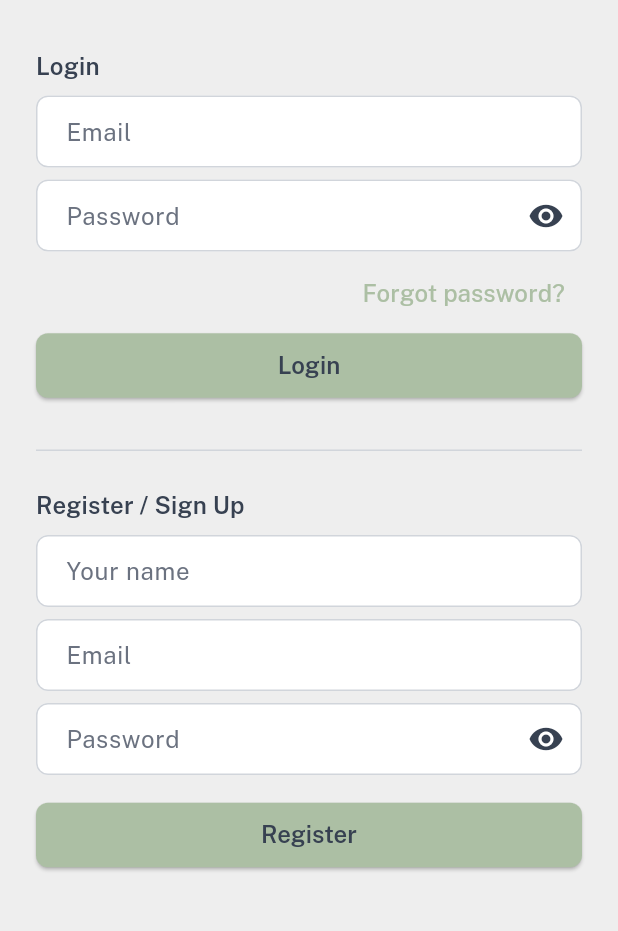
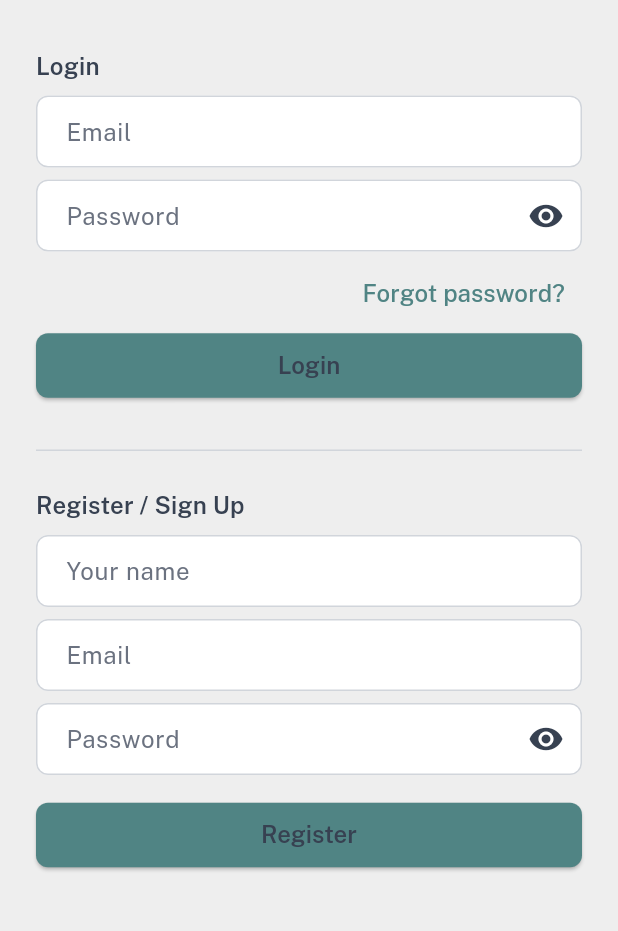
Before and after one commit to Lejinnie/flatorg, a Flutter app: the screen it shows after launch, on a phone screen of 412 x 824 dp, the part 125-1056 px from its top. Run offline on Flutter 3.47's test engine with Material 3 defaults, Android fonts, the phone set to English and light mode, and no system bars; our stand-ins replace cloud_firestore, firebase_auth, firebase_core, firebase_messaging, go_router, google_fonts and 1 more; accounts and stored records are empty.

Commit message:
change colorings.

```diff
--- a/lib/constants/app_theme.dart
+++ b/lib/constants/app_theme.dart
@@ -14,22 +14,28 @@ class AppTheme {
   static const bgLight = Color(0xFFEEEEEE);
 
   /// Page/scaffold background — dark mode.
-  static const bgDark = Color(0xFF262626);
+  static const bgDark = Color(0xFF0a0a0a);
 
   // ── Brand palette ─────────────────────────────────────────────────────────
 
   /// Muted sage green — buttons, navigation highlights, primary actions.
-  static const featureColor = Color(0xFFACBFA4);
 
-  /// Light sage — card surfaces, input backgrounds, secondary highlights.
-  static const accentColor = Color(0xFFE2E8CE);
+  static const darkerFeatureColor = Color(0xFF0C1B33);
+
+  static const featureColor = Color(0xFF508484);
+
+  /// featureColor +10% saturation and +10% lightness — used for selected card backgrounds in dark mode.
+  static const selectionColor = Color(0xFF59AEAE);
+
+  /// highlight color for highlighting stuff.
+  static const highlightColor = Color(0xFFFFCB77);
 
   // ── Task-state colours (ONLY for the 4 px top bar on task cards) ──────────
 
   static const stateCompleted = Color(0xFF10B981); // green
-  static const statePending   = Color(0xFFF59E0B); // amber
-  static const stateNotDone   = Color(0xFFEF4444); // red
-  static const stateVacant    = Color(0xFF3B82F6); // blue
+  static const statePending = Color(0xFFF59E0B); // amber
+  static const stateNotDone = Color(0xFFEF4444); // red
+  static const stateVacant = Color(0xFF3B82F6); // blue
 
   // ── Destructive colour (remove member, irreversible confirm dialogs) ───────
 
@@ -48,9 +54,9 @@ class AppTheme {
 
   // ── Font sizes (3 centralised values) ────────────────────────────────────
 
-  static const fontSmall  = 12.0;
+  static const fontSmall = 12.0;
   static const fontMedium = 16.0;
-  static const fontLarge  = 24.0;
+  static const fontLarge = 24.0;
 
   // ── Spacing ───────────────────────────────────────────────────────────────
 
@@ -75,15 +81,42 @@ class AppTheme {
   static TextTheme _buildTextTheme(Color bodyColor, Color displayColor) =>
       GoogleFonts.publicSansTextTheme(
         TextTheme(
-          displayLarge:  TextStyle(fontSize: fontLarge,  fontWeight: FontWeight.w700, color: displayColor),
-          titleLarge:    TextStyle(fontSize: fontLarge,  fontWeight: FontWeight.w600, color: displayColor),
-          titleMedium:   TextStyle(fontSize: fontMedium, fontWeight: FontWeight.w600, color: displayColor),
-          bodyLarge:     TextStyle(fontSize: fontMedium, fontWeight: FontWeight.w400, color: bodyColor),
-          bodyMedium:    TextStyle(fontSize: fontMedium, fontWeight: FontWeight.w400, color: bodyColor),
-          bodySmall:     TextStyle(fontSize: fontSmall,  fontWeight: FontWeight.w400, color: bodyColor),
-          labelSmall:    TextStyle(fontSize: fontSmall,  fontWeight: FontWeight.w500, color: bodyColor),
-          labelMedium:   TextStyle(fontSize: fontSmall,  fontWeight: FontWeight.w500, color: bodyColor),
-          labelLarge:    TextStyle(fontSize: fontMedium, fontWeight: FontWeight.w500, color: bodyColor),
+          displayLarge: TextStyle(
+              fontSize: fontLarge,
+              fontWeight: FontWeight.w700,
+              color: displayColor),
+          titleLarge: TextStyle(
+              fontSize: fontLarge,
+              fontWeight: FontWeight.w600,
+              color: displayColor),
+          titleMedium: TextStyle(
+              fontSize: fontMedium,
+              fontWeight: FontWeight.w600,
+              color: displayColor),
+          bodyLarge: TextStyle(
+              fontSize: fontMedium,
+              fontWeight: FontWeight.w400,
+              color: bodyColor),
+          bodyMedium: TextStyle(
+              fontSize: fontMedium,
+              fontWeight: FontWeight.w400,
+              color: bodyColor),
+          bodySmall: TextStyle(
+              fontSize: fontSmall,
+              fontWeight: FontWeight.w400,
+              color: bodyColor),
+          labelSmall: TextStyle(
+              fontSize: fontSmall,
+              fontWeight: FontWeight.w500,
+              color: bodyColor),
+          labelMedium: TextStyle(
+              fontSize: fontSmall,
+              fontWeight: FontWeight.w500,
+              color: bodyColor),
+          labelLarge: TextStyle(
+              fontSize: fontMedium,
+              fontWeight: FontWeight.w500,
+              color: bodyColor),
         ),
       );
 
@@ -97,7 +130,7 @@ class AppTheme {
       scaffoldBackgroundColor: bgLight,
       colorScheme: const ColorScheme.light(
         primary: featureColor,
-        secondary: accentColor,
+        secondary: highlightColor,
         surface: bgLight,
         onPrimary: Color(0xFF374151),
         onSecondary: Color(0xFF374151),
@@ -143,7 +176,8 @@ class AppTheme {
         style: ElevatedButton.styleFrom(
           backgroundColor: featureColor,
           foregroundColor: grayDark,
-          textStyle: textTheme.labelLarge?.copyWith(fontWeight: FontWeight.w600),
+          textStyle:
+              textTheme.labelLarge?.copyWith(fontWeight: FontWeight.w600),
           shape: RoundedRectangleBorder(
             borderRadius: BorderRadius.circular(radiusSm),
           ),
@@ -157,7 +191,8 @@ class AppTheme {
         style: OutlinedButton.styleFrom(
           foregroundColor: grayDark,
           side: const BorderSide(color: grayLight),
-          textStyle: textTheme.labelLarge?.copyWith(fontWeight: FontWeight.w500),
+          textStyle:
+              textTheme.labelLarge?.copyWith(fontWeight: FontWeight.w500),
           shape: RoundedRectangleBorder(
             borderRadius: BorderRadius.circular(radiusSm),
           ),
@@ -180,29 +215,29 @@ class AppTheme {
   // ── Dark theme ────────────────────────────────────────────────────────────
 
   static ThemeData get darkTheme {
-    final textTheme = _buildTextTheme(accentColor, accentColor);
+    final textTheme = _buildTextTheme(Colors.white, Colors.white);
     return ThemeData(
       useMaterial3: true,
       brightness: Brightness.dark,
       scaffoldBackgroundColor: bgDark,
       colorScheme: const ColorScheme.dark(
         primary: featureColor,
-        secondary: accentColor,
-        surface: Color(0xFF333333),
-        onPrimary: Color(0xFF262626),
-        onSecondary: Color(0xFF262626),
-        onSurface: accentColor,
+        secondary: highlightColor,
+        surface: bgDark,
+        onPrimary: Colors.white,
+        onSecondary: Colors.black,
+
         error: stateNotDone,
       ),
       textTheme: textTheme,
       appBarTheme: AppBarTheme(
         backgroundColor: bgDark,
-        foregroundColor: accentColor,
+        foregroundColor: Colors.white,
         elevation: 0,
         titleTextStyle: textTheme.titleLarge,
       ),
       cardTheme: CardThemeData(
-        color: const Color(0xFF333333),
+        color: darkerFeatureColor,
         elevation: 1,
         shape: RoundedRectangleBorder(
           borderRadius: BorderRadius.circular(radiusMd),
@@ -233,7 +268,8 @@ class AppTheme {
         style: ElevatedButton.styleFrom(
           backgroundColor: featureColor,
           foregroundColor: bgDark,
-          textStyle: textTheme.labelLarge?.copyWith(fontWeight: FontWeight.w600),
+          textStyle:
+              textTheme.labelLarge?.copyWith(fontWeight: FontWeight.w600),
           shape: RoundedRectangleBorder(
             borderRadius: BorderRadius.circular(radiusSm),
           ),
@@ -245,9 +281,10 @@ class AppTheme {
       ),
       outlinedButtonTheme: OutlinedButtonThemeData(
         style: OutlinedButton.styleFrom(
-          foregroundColor: accentColor,
+          foregroundColor: Colors.white,
           side: const BorderSide(color: grayMid),
-          textStyle: textTheme.labelLarge?.copyWith(fontWeight: FontWeight.w500),
+          textStyle:
+              textTheme.labelLarge?.copyWith(fontWeight: FontWeight.w500),
           shape: RoundedRectangleBorder(
             borderRadius: BorderRadius.circular(radiusSm),
           ),
--- a/lib/widgets/shopping_item_tile.dart
+++ b/lib/widgets/shopping_item_tile.dart
@@ -29,7 +29,7 @@ class ShoppingItemTile extends StatelessWidget {
         onTap: onToggleBought,
         child: Icon(
           isBought ? Icons.check_box : Icons.check_box_outline_blank,
-          color: isBought ? AppTheme.grayMid : AppTheme.featureColor,
+          color: Colors.white,
         ),
       ),
       title: Text(
@@ -37,6 +37,7 @@ class ShoppingItemTile extends StatelessWidget {
         style: theme.textTheme.bodyMedium?.copyWith(
           color: isBought ? AppTheme.grayMid : null,
           decoration: isBought ? TextDecoration.lineThrough : null,
+          decorationColor: isBought ? AppTheme.grayMid : null,
         ),
       ),
       dense: true,
```
Also changed, not shown: lib/widgets/issue_tile.dart (+28 -15 lines), lib/widgets/task_card.dart (+5 -10 lines).
